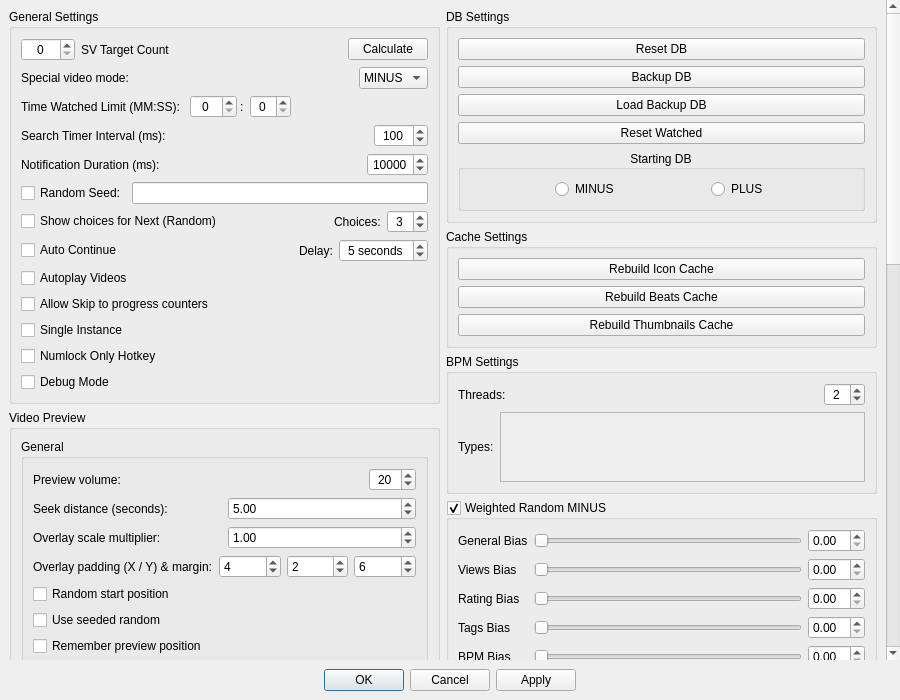
This is MediaManager/src/QtClasses/UI/Form Files/SettingsDialog.ui in PaunescuAndrei/MediaManager as Qt 5 draws it before an edit. The edited form follows.
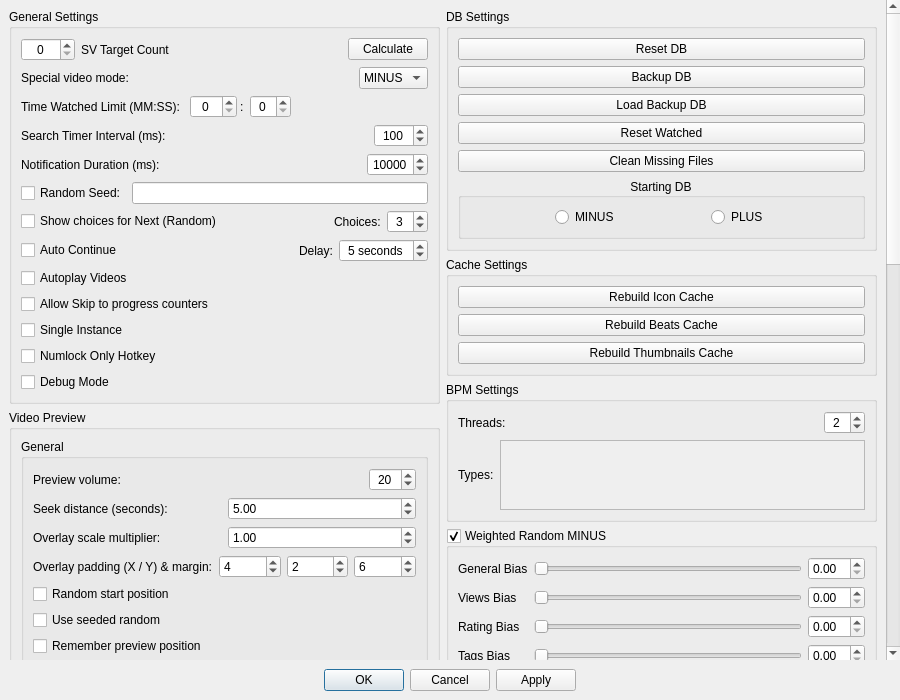
This is the edited form. Custom widgets are drawn as their Qt base class.

Commit message: added MissingFilesDialog for database cleanup, bump version to 1.8.7

Patch:
```diff
--- a/MediaManager/src/QtClasses/UI/Form Files/SettingsDialog.ui
+++ b/MediaManager/src/QtClasses/UI/Form Files/SettingsDialog.ui
@@ -1706,6 +1706,13 @@
                 </property>
                </widget>
               </item>
+              <item>
+               <widget class="QPushButton" name="cleanMissingBtn">
+                <property name="text">
+                 <string>Clean Missing Files</string>
+                </property>
+               </widget>
+              </item>
               <item>
                <widget class="QGroupBox" name="StartingDBGroupBox">
                 <property name="sizePolicy">
```
The commit also changes 9 other files.
